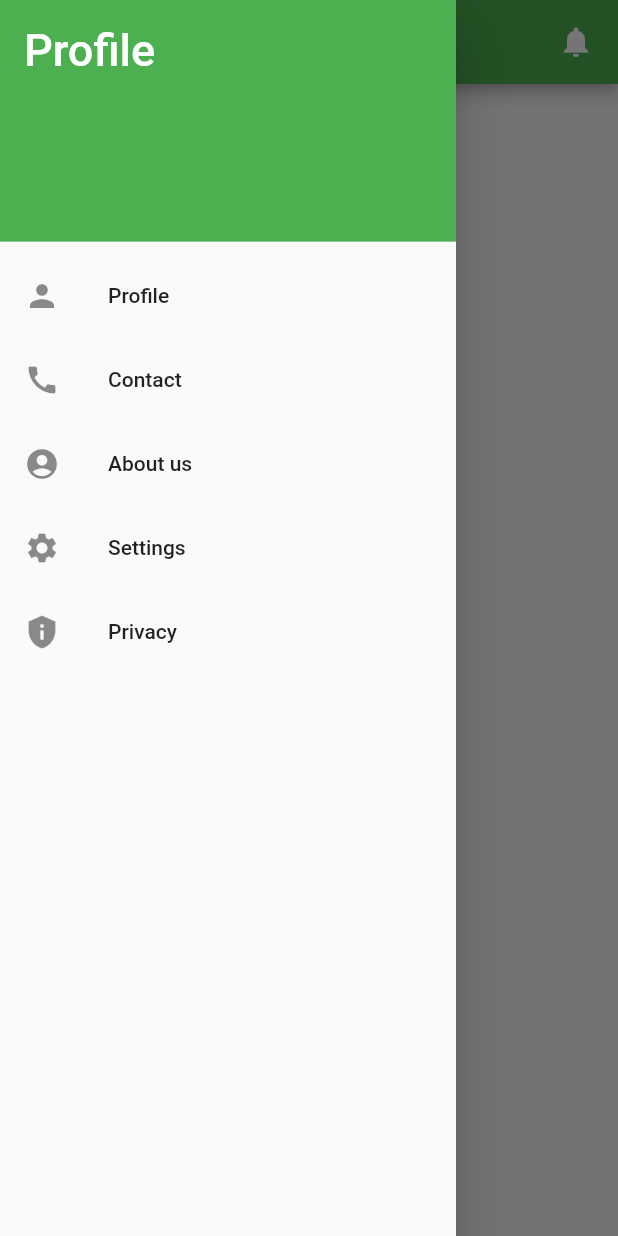
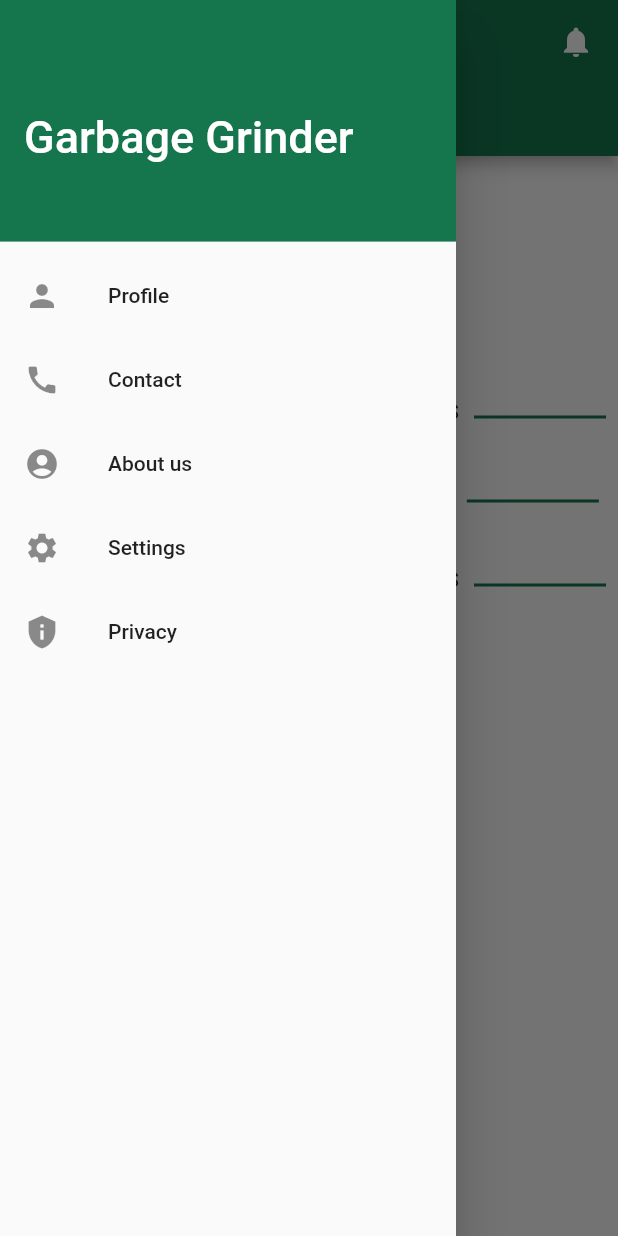
Before and after one commit to EliteMandy/garbage_grinder, a Flutter app: the screen it shows after launch, with the side drawer open, on a phone screen of 412 x 824 dp. Run offline on Flutter 3.47's test engine with Material 2 defaults, Android fonts, the light colour scheme and no system bars.

Commit message:
sliding navbar added and statistics screen completed

```diff
--- a/lib/main.dart
+++ b/lib/main.dart
@@ -7,14 +7,31 @@ void main() {
 }
 
 class MyApp extends StatelessWidget {
-  const MyApp({super.key});
+  MaterialColor mycolor = const MaterialColor(
+    0xFF15764E,
+    <int, Color>{
+      50: Color(0xFF15764E),
+      100: Color(0xFF15764E),
+      200: Color(0xFF15764E),
+      300: Color(0xFF15764E),
+      400: Color(0xFF15764E),
+      500: Color(0xFF15764E),
+      600: Color(0xFF15764E),
+      700: Color(0xFF15764E),
+      800: Color(0xFF15764E),
+      900: Color(0xFF15764E),
+    },
+  );
+  MyApp({super.key});
 
   @override
   Widget build(BuildContext context) {
     return MaterialApp(
       theme: ThemeData(
-        primarySwatch: Colors.green,
-      ),
+          primarySwatch: mycolor,
+          iconTheme: IconThemeData(
+            color: Color(0xFF15764E),
+          )),
       initialRoute: HomePage.routeName,
       onGenerateRoute: (settings) => RouteGenerate.generateRoute(settings),
       debugShowCheckedModeBanner: false,
--- a/lib/routers.dart
+++ b/lib/routers.dart
@@ -1,6 +1,6 @@
 import 'package:flutter/cupertino.dart';
 import 'package:flutter/material.dart';
-import 'package:garbage_grinder/privacy.dart';
+import 'package:garbage_grinder/screens/privacy.dart';
 import 'package:garbage_grinder/screens/aboutUs.dart';
 import 'package:garbage_grinder/screens/contactUs.dart';
 import 'package:garbage_grinder/screens/home.dart';
--- a/lib/screens/home.dart
+++ b/lib/screens/home.dart
@@ -1,11 +1,16 @@
 import 'package:flutter/material.dart';
 import 'package:flutter/src/widgets/framework.dart';
 import 'package:flutter/src/widgets/placeholder.dart';
-import 'package:garbage_grinder/privacy.dart';
+import 'package:garbage_grinder/screens/homeScreen/store.dart';
+import 'package:garbage_grinder/screens/privacy.dart';
 import 'package:garbage_grinder/screens/aboutUs.dart';
 import 'package:garbage_grinder/screens/contactUs.dart';
 import 'package:garbage_grinder/screens/profilePage.dart';
 import 'package:garbage_grinder/screens/settings.dart';
+import 'package:garbage_grinder/widgets/drawer.dart';
+
+import 'homeScreen/calendar.dart';
+import 'homeScreen/stats.dart';
 
 class HomePage extends StatefulWidget {
   static const routeName = '/';
@@ -18,8 +23,23 @@ class HomePage extends StatefulWidget {
 class _HomePageState extends State<HomePage> {
   @override
   Widget build(BuildContext context) {
-    return Scaffold(
+    return DefaultTabController(
+      length: 3,
+      child: Scaffold(
         appBar: AppBar(
+          bottom: const TabBar(
+            tabs: [
+              Tab(
+                child: Icon(Icons.auto_graph_rounded),
+              ),
+              Tab(
+                child: Icon(Icons.calendar_month),
+              ),
+              Tab(
+                child: Icon(Icons.shopping_cart),
+              ),
+            ],
+          ),
           title: Row(
             mainAxisAlignment: MainAxisAlignment.spaceBetween,
             children: const [
@@ -28,63 +48,14 @@ class _HomePageState extends State<HomePage> {
             ],
           ),
         ),
-      drawer: Drawer(
-        child: ListView(
-          padding: EdgeInsets.zero,
-          children: <Widget>[
-            const DrawerHeader(
-              decoration: BoxDecoration(
-                color: Colors.green,
+        drawer: const Drawer(
+          child: CustomDrawer(),
         ),
-              child: Text(
-                'Profile',
-                style: TextStyle(
-                  color: Colors.white,
-                  fontSize: 30,
-                ),
-              ),
-            ),
-            GestureDetector(
-              onTap: () {
-                Navigator.of(context).pushNamed(ProfilePage.routeName);
-              },
-              child: const ListTile(
-                leading: Icon(Icons.person_sharp),
-                title: Text('Profile'),
-              ),
-            ),
-            GestureDetector(
-              onTap: () {
-                Navigator.of(context).pushNamed(ContactUs.routeName);
-              },
-              child: const ListTile(
-                leading: Icon(Icons.call),
-                title: Text('Contact'),
-              ),
-            ),
-            GestureDetector(
-              onTap: () {
-                Navigator.of(context).pushNamed(AboutUs.routeName);
-              },
-              child: const ListTile(
-                leading: Icon(Icons.account_circle),
-                title: Text('About us'),
-              ),
-            ),
-            GestureDetector(
-              onTap: () => Navigator.of(context).pushNamed(Settings.routeName),
-              child: const ListTile(
-                leading: Icon(Icons.settings),
-                title: Text('Settings'),
-              ),
-            ),
-            GestureDetector(
-              onTap: () => Navigator.of(context).pushNamed(Privacy.routeName),
-              child: const ListTile(
-                leading: Icon(Icons.privacy_tip),
-                title: Text('Privacy'),
-              ),
-            ),
+        body: const TabBarView(
+          children: [
+            Stats(),
+            Calnedar(),
+            Store(),
           ],
         ),
       ),
--- /dev/null
+++ b/lib/screens/homeScreen/stats.dart
@@ -0,0 +1,110 @@
+import 'package:flutter/material.dart';
+import 'package:garbage_grinder/widgets/textStats.dart';
+
+class Stats extends StatefulWidget {
+  const Stats({super.key});
+
+  @override
+  State<Stats> createState() => _StatsState();
+}
+
+class _StatsState extends State<Stats> {
+  @override
+  Widget build(BuildContext context) {
+    return Padding(
+      padding: const EdgeInsets.all(8.0),
+      child: Column(
+        children: [
+          Row(
+            mainAxisAlignment: MainAxisAlignment.spaceBetween,
+            children: [
+              Padding(
+                padding: const EdgeInsets.only(top: 88.0, left: 18.0),
+                child: Container(
+                  height: 220,
+                  width: 100,
+                  decoration: const BoxDecoration(
+                    border: Border(
+                      left: BorderSide(
+                        color: Colors.black,
+                        width: 2,
+                      ),
+                      right: BorderSide(
+                        color: Colors.black,
+                        width: 2,
+                      ),
+                      bottom: BorderSide(
+                        color: Colors.black,
+                        width: 2,
+                      ),
+                    ),
+                  ),
+                  child: Padding(
+                    padding: const EdgeInsets.only(top: 78.0),
+                    child: Column(
+                      children: [
+                        Container(
+                          height: 80,
+                          decoration:
+                              const BoxDecoration(color: Colors.blueAccent),
+                        ),
+                        Container(
+                          height: 60,
+                          decoration:
+                              const BoxDecoration(color: Colors.greenAccent),
+                        )
+                      ],
+                    ),
+                  ),
+                ),
+              ),
+              CustomStats(),
+            ],
+          ),
+          Padding(
+            padding: const EdgeInsets.only(top: 88.0, left: 10.0),
+            child: Column(
+              children: [
+                Row(
+                  children: const [
+                    Icon(
+                      Icons.file_open,
+                      size: 42,
+                    ),
+                    const SizedBox(
+                      width: 12,
+                    ),
+                    Text(
+                      'Report',
+                      style: TextStyle(
+                        fontSize: 22,
+                        fontWeight: FontWeight.w500,
+                      ),
+                    ),
+                    // ignore: unnecessary_const
+                  ],
+                ),
+                Padding(
+                  padding: const EdgeInsets.only(top: 28.0),
+                  child: Row(
+                    children: const [
+                      Icon(
+                        Icons.attach_money,
+                        size: 42,
+                      ),
+                      Text(
+                        'Coin Zone',
+                        style: TextStyle(
+                            fontSize: 22, fontWeight: FontWeight.w500),
+                      )
+                    ],
+                  ),
+                )
+              ],
+            ),
+          ),
+        ],
+      ),
+    );
+  }
+}
--- /dev/null
+++ b/lib/widgets/drawer.dart
@@ -0,0 +1,76 @@
+import 'package:flutter/material.dart';
+
+import '../screens/privacy.dart';
+import '../screens/aboutUs.dart';
+import '../screens/contactUs.dart';
+import '../screens/profilePage.dart';
+import '../screens/settings.dart';
+
+class CustomDrawer extends StatelessWidget {
+  const CustomDrawer({super.key});
+
+  @override
+  Widget build(BuildContext context) {
+    return ListView(
+      padding: EdgeInsets.zero,
+      children: <Widget>[
+        const DrawerHeader(
+          decoration: BoxDecoration(
+            color: Color(0xFF15764E),
+          ),
+          child: Padding(
+            padding: EdgeInsets.only(top: 58.0),
+            child: Text(
+              'Garbage Grinder',
+              style: TextStyle(
+                color: Colors.white,
+                fontSize: 30,
+              ),
+            ),
+          ),
+        ),
+        GestureDetector(
+          onTap: () {
+            Navigator.of(context).pushNamed(ProfilePage.routeName);
+          },
+          child: const ListTile(
+            leading: Icon(Icons.person_sharp),
+            title: Text('Profile'),
+          ),
+        ),
+        GestureDetector(
+          onTap: () {
+            Navigator.of(context).pushNamed(ContactUs.routeName);
+          },
+          child: const ListTile(
+            leading: Icon(Icons.call),
+            title: Text('Contact'),
+          ),
+        ),
+        GestureDetector(
+          onTap: () {
+            Navigator.of(context).pushNamed(AboutUs.routeName);
+          },
+          child: const ListTile(
+            leading: Icon(Icons.account_circle),
+            title: Text('About us'),
+          ),
+        ),
+        GestureDetector(
+          onTap: () => Navigator.of(context).pushNamed(Settings.routeName),
+          child: const ListTile(
+            leading: Icon(Icons.settings),
+            title: Text('Settings'),
+          ),
+        ),
+        GestureDetector(
+          onTap: () => Navigator.of(context).pushNamed(Privacy.routeName),
+          child: const ListTile(
+            leading: Icon(Icons.privacy_tip),
+            title: Text('Privacy'),
+          ),
+        ),
+      ],
+    );
+  }
+}
--- /dev/null
+++ b/lib/widgets/textStats.dart
@@ -0,0 +1,69 @@
+import 'package:flutter/material.dart';
+
+class CustomStats extends StatelessWidget {
+  const CustomStats({super.key});
+
+  @override
+  Widget build(BuildContext context) {
+    return Padding(
+      padding: const EdgeInsets.only(top: 128.0),
+      child: Column(
+        mainAxisAlignment: MainAxisAlignment.spaceBetween,
+        children: [
+          Row(
+            mainAxisAlignment: MainAxisAlignment.spaceBetween,
+            children: [
+              const Text('TOTAL UNITS'),
+              SizedBox(width: 10),
+              Container(
+                height: 10,
+                width: 88,
+                decoration: const BoxDecoration(
+                  border: Border(
+                    bottom: BorderSide(color: Color(0xFF15764E), width: 2),
+                  ),
+                ),
+              ),
+            ],
+          ),
+          const SizedBox(
+            height: 40,
+          ),
+          Row(
+            children: [
+              const Text('DRY WASTE'),
+              SizedBox(width: 10),
+              Container(
+                height: 10,
+                width: 88,
+                decoration: const BoxDecoration(
+                  border: Border(
+                    bottom: BorderSide(color: Color(0xFF15764E), width: 2),
+                  ),
+                ),
+              ),
+            ],
+          ),
+          const SizedBox(
+            height: 40,
+          ),
+          Row(
+            children: [
+              const Text('TOTAL UNITS'),
+              SizedBox(width: 10),
+              Container(
+                height: 10,
+                width: 88,
+                decoration: const BoxDecoration(
+                  border: Border(
+                    bottom: BorderSide(color: Color(0xFF15764E), width: 2),
+                  ),
+                ),
+              ),
+            ],
+          ),
+        ],
+      ),
+    );
+  }
+}
--- a/pubspec.yaml
+++ b/pubspec.yaml
@@ -35,6 +35,7 @@ dependencies:
   # The following adds the Cupertino Icons font to your application.
   # Use with the CupertinoIcons class for iOS style icons.
   cupertino_icons: ^1.0.2
+  charts_flutter: ^0.12.0
 
 dev_dependencies:
   flutter_test:
```
Also changed, not shown: lib/screens/homeScreen/calendar.dart (added, +16 -0 lines), lib/screens/homeScreen/store.dart (added, +16 -0 lines), lib/screens/profilePage.dart (+108 -1 lines), lib/screens/privacy.dart (renamed from lib/privacy.dart), lib/widgets/slidingBar.dart (added), pubspec.lock, 1 other file. Lines whose indentation alone changed are shown as unchanged.
